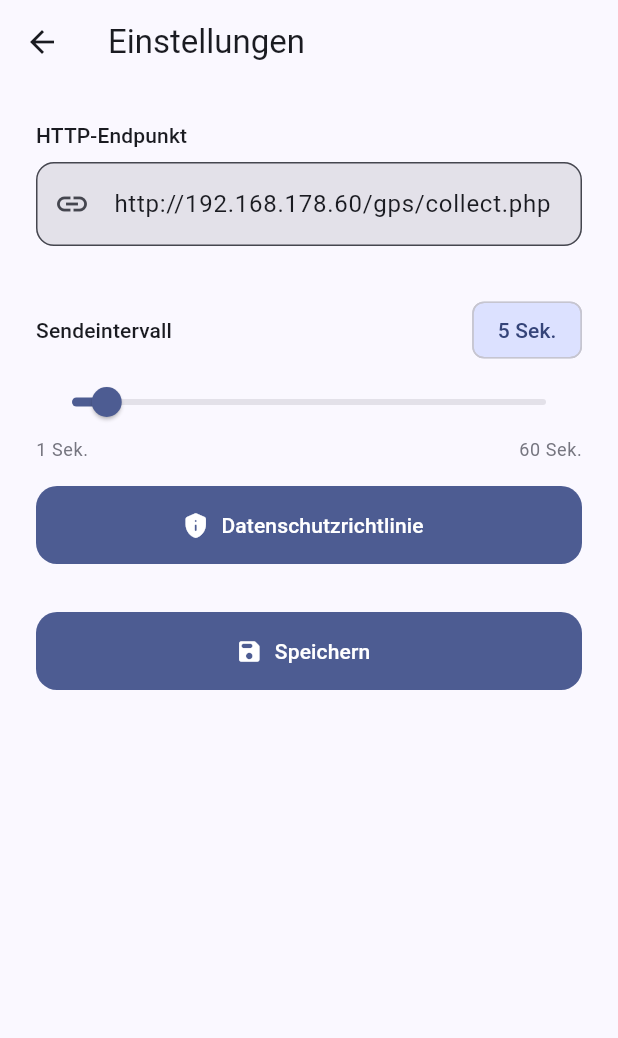
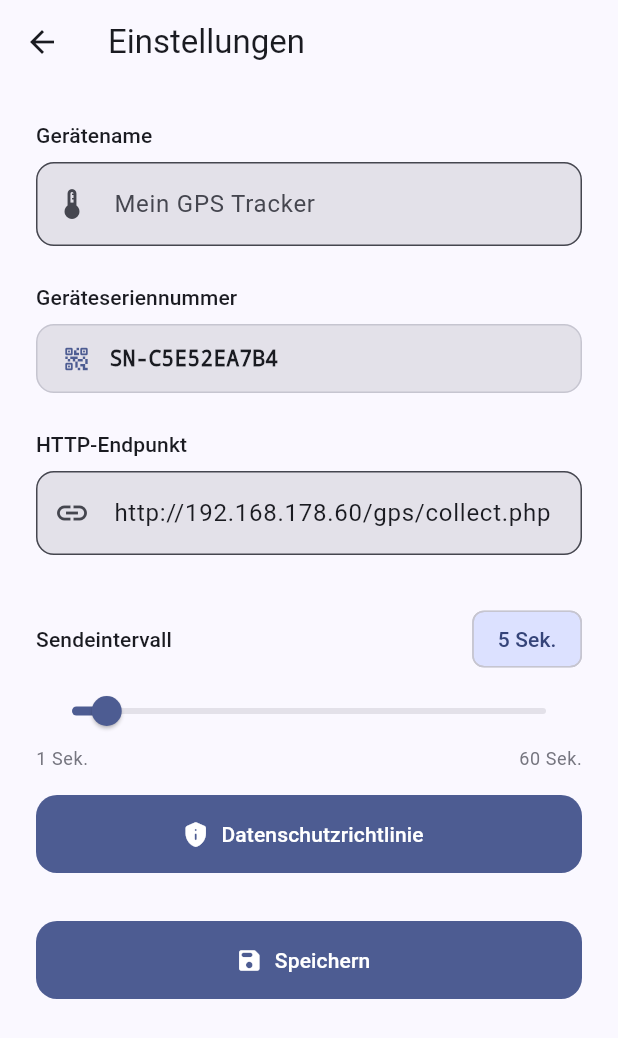
Before and after one commit to gliden/GPS-NMEA-Mobile-App, a Flutter app: the screen it shows after launch, after a tap on the "tune" icon, on a phone screen of 412 x 824 dp. Shown: the top 1038 px of the screen. Run offline on Flutter 3.47's test engine with Material 3 defaults, Android fonts, the phone set to English and light mode, and no system bars; our stand-ins replace flutter_local_notifications, geolocator, shared_preferences; missing offline and left inert: flutter_background_service; statements that could not run were skipped.

Commit message:
Gerätename und eine Seriennummer mit übertagen

```diff
--- a/lib/services/settings_service.dart
+++ b/lib/services/settings_service.dart
@@ -1,12 +1,15 @@
 // lib/services/settings_service.dart
 //
-// Persistiert Benutzereinstellungen (Endpunkt-URL, Sendeintervall).
+// Persistiert Benutzereinstellungen (Endpunkt-URL, Sendeintervall, Name, Seriennummer).
 
 import 'package:shared_preferences/shared_preferences.dart';
+import 'dart:math';
 
 class SettingsService {
   static const _keyUrl = 'endpoint_url';
   static const _keyInterval = 'interval_seconds';
+  static const _keyName = 'device_name';
+  static const _keySerialNumber = 'serial_number';
 
   static const String defaultUrl = 'http://192.168.178.60/gps/collect.php';
   static const int defaultInterval = 5;
@@ -30,4 +33,36 @@ class SettingsService {
     final prefs = await SharedPreferences.getInstance();
     await prefs.setInt(_keyInterval, seconds);
   }
+
+  Future<String> getDeviceName() async {
+    final prefs = await SharedPreferences.getInstance();
+    return prefs.getString(_keyName) ?? '';
+  }
+
+  Future<void> setDeviceName(String name) async {
+    final prefs = await SharedPreferences.getInstance();
+    await prefs.setString(_keyName, name);
+  }
+
+  Future<String> getSerialNumber() async {
+    final prefs = await SharedPreferences.getInstance();
+    var serial = prefs.getString(_keySerialNumber);
+
+    if (serial == null || serial.isEmpty) {
+      serial = _generateSerialNumber();
+      await prefs.setString(_keySerialNumber, serial);
+    }
+    return serial;
+  }
+
+  /// Generiert eine zufällige Seriennummer im Format SN-XXXXXXXXXX (10 Hex-Zeichen)
+  static String _generateSerialNumber() {
+    final random = Random();
+    const hexChars = '0123456789ABCDEF';
+    final buffer = StringBuffer('SN-');
+    for (int i = 0; i < 10; i++) {
+      buffer.write(hexChars[random.nextInt(hexChars.length)]);
+    }
+    return buffer.toString();
+  }
 }
--- a/lib/viewmodels/tracker_viewmodel.dart
+++ b/lib/viewmodels/tracker_viewmodel.dart
@@ -34,6 +34,12 @@ class TrackerViewModel extends ChangeNotifier {
   int _intervalSeconds = SettingsService.defaultInterval;
   int get intervalSeconds => _intervalSeconds;
 
+  String _deviceName = '';
+  String get deviceName => _deviceName;
+
+  String _serialNumber = '';
+  String get serialNumber => _serialNumber;
+
   GprmcSentence? _lastSentence;
   GprmcSentence? get lastSentence => _lastSentence;
 
@@ -52,6 +58,8 @@ class TrackerViewModel extends ChangeNotifier {
   Future<void> init() async {
     _endpointUrl = await _settingsService.getEndpointUrl();
     _intervalSeconds = await _settingsService.getIntervalSeconds();
+    _deviceName = await _settingsService.getDeviceName();
+    _serialNumber = await _settingsService.getSerialNumber();
     _isTracking = await _bgController.isRunning();
     if (_isTracking) _subscribeToBackground();
     notifyListeners();
@@ -95,14 +103,23 @@ class TrackerViewModel extends ChangeNotifier {
   }
 
   // ── Einstellungen ──────────────────────────────────────────────────────────
-  Future<void> saveSettings({
+  Future<String?> saveSettings({
     required String url,
     required int intervalSeconds,
+    required String deviceName,
   }) async {
+    // Validierung: Name ist Pflichtfeld
+    if (deviceName.trim().isEmpty) {
+      return 'Gerätename ist erforderlich.';
+    }
+
     _endpointUrl = url;
     _intervalSeconds = intervalSeconds;
+    _deviceName = deviceName.trim();
+
     await _settingsService.setEndpointUrl(url);
     await _settingsService.setIntervalSeconds(intervalSeconds);
+    await _settingsService.setDeviceName(_deviceName);
 
     if (_isTracking) {
       await _bgController.updateConfig(
@@ -111,6 +128,7 @@ class TrackerViewModel extends ChangeNotifier {
       );
     }
     notifyListeners();
+    return null; // Kein Fehler
   }
 
   void clearHistory() {
@@ -138,9 +156,7 @@ class TrackerViewModel extends ChangeNotifier {
         );
 
         _lastSentence = sentence;
-        _lastError = status == TransmissionStatus.error
-            ? data['error'] as String?
-            : null;
+        _lastError = status == TransmissionStatus.error ? data['error'] as String? : null;
 
         final result = TransmissionResult(
           sentence: sentence,
--- a/lib/views/settings_screen.dart
+++ b/lib/views/settings_screen.dart
@@ -14,6 +14,7 @@ class SettingsScreen extends StatefulWidget {
 
 class _SettingsScreenState extends State<SettingsScreen> {
   late TextEditingController _urlController;
+  late TextEditingController _nameController;
   late int _interval;
 
   @override
@@ -21,17 +22,28 @@ class _SettingsScreenState extends State<SettingsScreen> {
     super.initState();
     final vm = context.read<TrackerViewModel>();
     _urlController = TextEditingController(text: vm.endpointUrl);
+    _nameController = TextEditingController(text: vm.deviceName);
     _interval = vm.intervalSeconds;
   }
 
   @override
   void dispose() {
     _urlController.dispose();
+    _nameController.dispose();
     super.dispose();
   }
 
   Future<void> _save() async {
     final url = _urlController.text.trim();
+    final name = _nameController.text.trim();
+
+    if (name.isEmpty) {
+      ScaffoldMessenger.of(context).showSnackBar(
+        const SnackBar(content: Text('Bitte einen Gerätename eingeben')),
+      );
+      return;
+    }
+
     if (url.isEmpty) {
       ScaffoldMessenger.of(context).showSnackBar(
         const SnackBar(content: Text('Bitte eine URL eingeben')),
@@ -47,16 +59,23 @@ class _SettingsScreenState extends State<SettingsScreen> {
       return;
     }
 
-    await context.read<TrackerViewModel>().saveSettings(
+    final error = await context.read<TrackerViewModel>().saveSettings(
           url: url,
           intervalSeconds: _interval,
+          deviceName: name,
         );
 
     if (mounted) {
-      ScaffoldMessenger.of(context).showSnackBar(
-        const SnackBar(content: Text('Einstellungen gespeichert')),
-      );
-      Navigator.pop(context);
+      if (error != null) {
+        ScaffoldMessenger.of(context).showSnackBar(
+          SnackBar(content: Text(error)),
+        );
+      } else {
+        ScaffoldMessenger.of(context).showSnackBar(
+          const SnackBar(content: Text('Einstellungen gespeichert')),
+        );
+        Navigator.pop(context);
+      }
     }
   }
 
@@ -71,6 +90,54 @@ class _SettingsScreenState extends State<SettingsScreen> {
       body: ListView(
         padding: const EdgeInsets.all(24),
         children: [
+          // ── Gerätename ─────────────────────────────────────────────────
+          Text('Gerätename', style: Theme.of(context).textTheme.labelLarge),
+          const SizedBox(height: 8),
+          TextField(
+            controller: _nameController,
+            autocorrect: false,
+            decoration: InputDecoration(
+              hintText: 'Mein GPS Tracker',
+              prefixIcon: const Icon(Icons.device_thermostat),
+              border: OutlineInputBorder(borderRadius: BorderRadius.circular(12)),
+              filled: true,
+              fillColor: cs.surfaceContainerHighest,
+            ),
+          ),
+
+          const SizedBox(height: 24),
+
+          // ── Seriennummer (Read-Only) ────────────────────────────────────
+          Text('Geräteseriennummer', style: Theme.of(context).textTheme.labelLarge),
+          const SizedBox(height: 8),
+          Consumer<TrackerViewModel>(
+            builder: (context, vm, _) => Container(
+              padding: const EdgeInsets.symmetric(horizontal: 16, vertical: 12),
+              decoration: BoxDecoration(
+                color: cs.surfaceContainerHighest,
+                borderRadius: BorderRadius.circular(12),
+                border: Border.all(color: cs.outlineVariant),
+              ),
+              child: Row(
+                children: [
+                  Icon(Icons.qr_code_2_rounded, color: cs.primary, size: 20),
+                  const SizedBox(width: 12),
+                  Expanded(
+                    child: Text(
+                      vm.serialNumber,
+                      style: Theme.of(context).textTheme.bodyMedium?.copyWith(
+                            fontFamily: 'monospace',
+                            fontWeight: FontWeight.w600,
+                          ),
+                    ),
+                  ),
+                ],
+              ),
+            ),
+          ),
+
+          const SizedBox(height: 24),
+
           // ── Endpoint URL ─────────────────────────────────────────────────
           Text('HTTP-Endpunkt', style: Theme.of(context).textTheme.labelLarge),
           const SizedBox(height: 8),
```
Also changed, not shown: lib/services/background_service.dart (+8 -2 lines), lib/services/http_transmitter.dart (+12 -2 lines), 1 other file.
